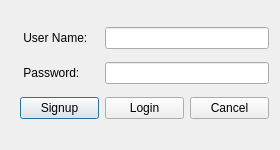
tongzhou-us/Movie-Ticket-Booking-System, file UI/Login_Dialog.ui: the form before one commit.
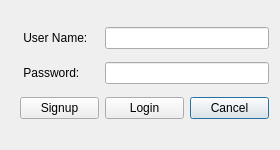
The form after the commit.

Patch:
```diff
--- a/UI/Login_Dialog.ui
+++ b/UI/Login_Dialog.ui
@@ -40,6 +40,9 @@
       <property name="text">
        <string>Signup</string>
       </property>
+      <property name="autoDefault">
+       <bool>false</bool>
+      </property>
      </widget>
     </item>
     <item row="0" column="0">
```
Left out of the diff: 6 changed lines with no effect on the pictures.
